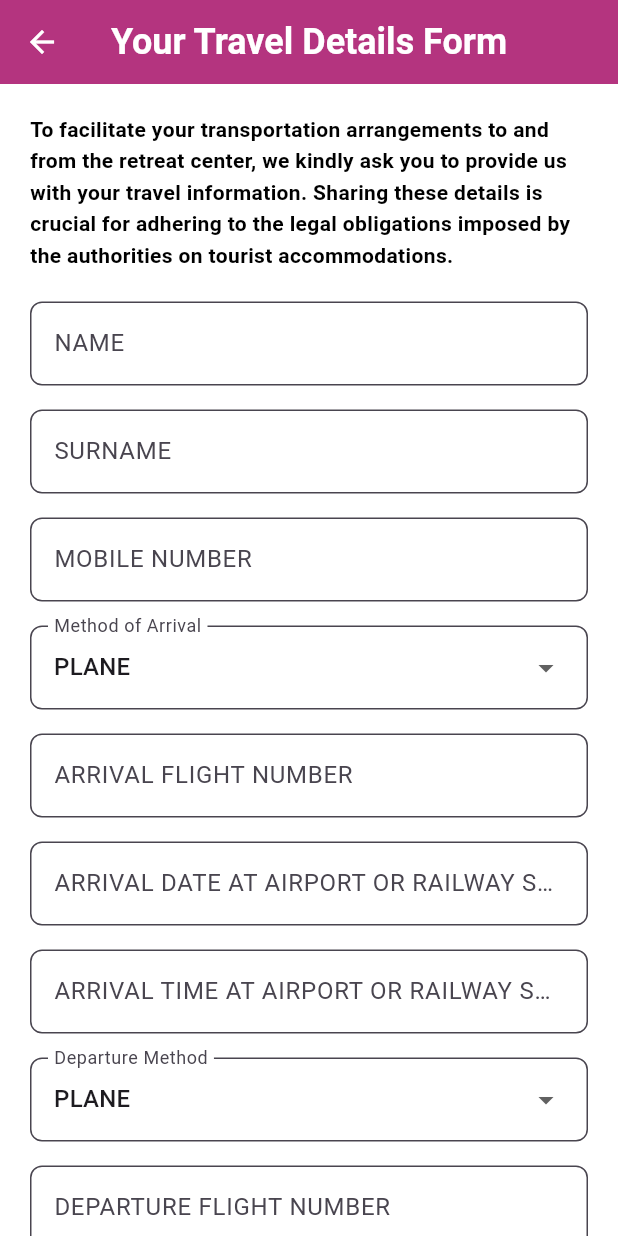
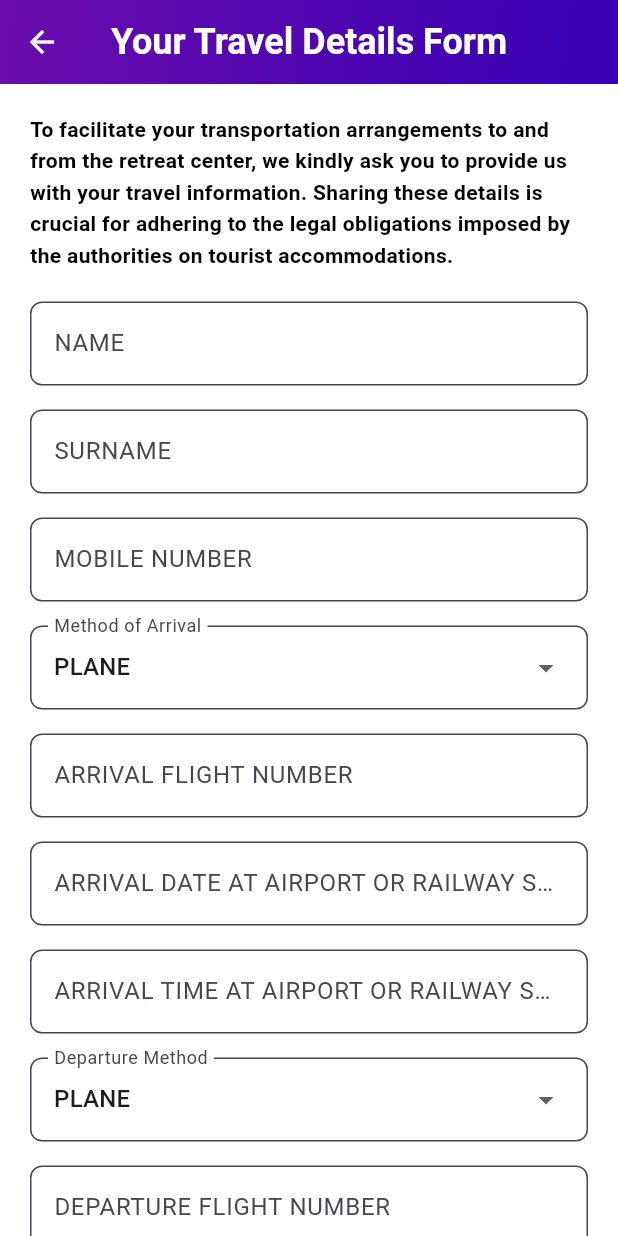
Before and after one commit to patryklbn/numinousways, a Flutter app: the TravelDetailsScreen screen opened directly with empty values, on a phone screen of 412 x 824 dp. Run offline on Flutter 3.47's test engine with Material 3 defaults, Android fonts, the phone set to English and light mode, and no system bars; our stand-ins replace cached_network_image, cloud_firestore, firebase_auth, firebase_core, firebase_storage, flutter_local_notifications and 10 more; accounts and stored records are empty; network calls fail.

Commit message:
Changed colour theme

```diff
--- a/lib/screens/my_retreat/experience/travel_details_screen.dart
+++ b/lib/screens/my_retreat/experience/travel_details_screen.dart
@@ -2,7 +2,7 @@ import 'package:flutter/material.dart';
 import 'package:provider/provider.dart';
 import '../../../models/experience/travel_details.dart';
 import '../../../services/retreat_service.dart';
-import 'package:flutter/services.dart'; // If you want special input formats
+import 'package:flutter/services.dart'; // For input formatters
 
 class TravelDetailsScreen extends StatefulWidget {
   final String retreatId;
@@ -48,6 +48,10 @@ class _TravelDetailsScreenState extends State<TravelDetailsScreen> {
 
   // Additional
   late TextEditingController _additionalCommentCtrl;
+
+  // Define gradient colors
+  final Color _gradientColor1 = const Color(0xFF6A0DAD);
+  final Color _gradientColor2 = const Color(0xFF3700B3);
 
   @override
   void initState() {
@@ -166,6 +170,7 @@ class _TravelDetailsScreenState extends State<TravelDetailsScreen> {
     TextInputType keyboardType = TextInputType.text,
     String? hintText,
     int maxLines = 1,
+    List<TextInputFormatter>? inputFormatters,
   }) {
     return Padding(
       padding: const EdgeInsets.only(bottom: 16.0),
@@ -173,6 +178,7 @@ class _TravelDetailsScreenState extends State<TravelDetailsScreen> {
         controller: controller,
         keyboardType: keyboardType,
         maxLines: maxLines,
+        inputFormatters: inputFormatters,
         decoration: InputDecoration(
           labelText: label,
           hintText: hintText,
@@ -180,7 +186,7 @@ class _TravelDetailsScreenState extends State<TravelDetailsScreen> {
           filled: true,
           border: OutlineInputBorder(
             borderRadius: BorderRadius.circular(8),
-            borderSide: const BorderSide(color: Colors.grey),
+            borderSide: BorderSide(color: _gradientColor1),
           ),
         ),
         validator: requiredField
@@ -209,6 +215,7 @@ class _TravelDetailsScreenState extends State<TravelDetailsScreen> {
           filled: true,
           border: OutlineInputBorder(
             borderRadius: BorderRadius.circular(8),
+            borderSide: BorderSide(color: _gradientColor1),
           ),
         ),
         child: DropdownButtonHideUnderline(
@@ -228,12 +235,20 @@ class _TravelDetailsScreenState extends State<TravelDetailsScreen> {
 
   @override
   Widget build(BuildContext context) {
-    final primaryColor = const Color(0xFFB4347F);
-
     return Scaffold(
       backgroundColor: Colors.white,
       appBar: AppBar(
-        backgroundColor: primaryColor,
+        backgroundColor: Colors.transparent,
+        elevation: 0,
+        flexibleSpace: Container(
+          decoration: BoxDecoration(
+            gradient: LinearGradient(
+              colors: [_gradientColor1, _gradientColor2],
+              begin: Alignment.topLeft,
+              end: Alignment.bottomRight,
+            ),
+          ),
+        ),
         title: const Text(
           "Your Travel Details Form",
           style: TextStyle(
@@ -361,20 +376,31 @@ class _TravelDetailsScreenState extends State<TravelDetailsScreen> {
                   requiredField: true,
                 ),
 
-                // Additional
+                // Additional Comment with max length 250 characters
                 _buildTextField(
                   label: "ADDITIONAL COMMENT OR MESSAGE",
                   controller: _additionalCommentCtrl,
-                  maxLines: 3, // multiple lines
+                  maxLines: 3,
+                  inputFormatters: [LengthLimitingTextInputFormatter(250)],
                 ),
 
                 const SizedBox(height: 20),
 
-                // Submit button
+                // Submit button with gradient background
                 Center(
+                  child: Container(
+                    decoration: BoxDecoration(
+                      gradient: LinearGradient(
+                        colors: [_gradientColor1, _gradientColor2],
+                        begin: Alignment.topLeft,
+                        end: Alignment.bottomRight,
+                      ),
+                      borderRadius: BorderRadius.circular(8),
+                    ),
                     child: ElevatedButton(
                       style: ElevatedButton.styleFrom(
-                      backgroundColor: primaryColor,
+                        backgroundColor: Colors.transparent,
+                        shadowColor: Colors.transparent,
                         padding: const EdgeInsets.symmetric(
                           horizontal: 24,
                           vertical: 14,
@@ -390,6 +416,7 @@ class _TravelDetailsScreenState extends State<TravelDetailsScreen> {
                       ),
                     ),
                   ),
+                ),
                 const SizedBox(height: 40),
               ],
             ),
```
Lines whose indentation alone changed are shown as unchanged.
